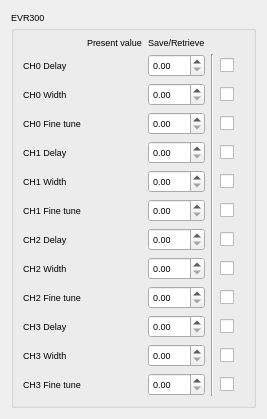
Above: ctli/widgets/ui/snapshot_evr.ui from srgblnch/LinacGUI before the change. Below: the same form after it.
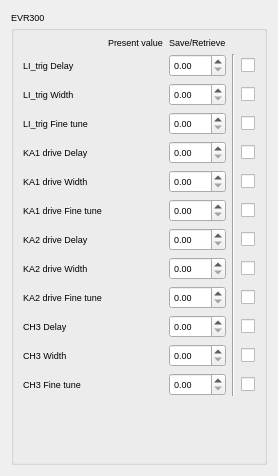
That is the form after the change. Custom widgets are drawn as their Qt base class.

Commit message: user request to change some evr labels

```diff
--- a/ctli/widgets/ui/snapshot_evr.ui
+++ b/ctli/widgets/ui/snapshot_evr.ui
@@ -6,8 +6,8 @@
    <rect>
     <x>0</x>
     <y>0</y>
-    <width>267</width>
-    <height>366</height>
+    <width>278</width>
+    <height>476</height>
    </rect>
   </property>
   <property name="font">
@@ -108,7 +108,7 @@
       <item row="1" column="0">
        <widget class="QLabel" name="Delay0Label">
         <property name="text">
-         <string>CH0 Delay</string>
+         <string>LI_trig Delay</string>
         </property>
        </widget>
       </item>
@@ -128,7 +128,7 @@
       <item row="2" column="0">
        <widget class="QLabel" name="Width0Label">
         <property name="text">
-         <string>CH0 Width</string>
+         <string>LI_trig Width</string>
         </property>
        </widget>
       </item>
@@ -145,7 +145,7 @@
       <item row="3" column="0">
        <widget class="QLabel" name="Fine0Label">
         <property name="text">
-         <string>CH0 Fine tune</string>
+         <string>LI_trig Fine tune</string>
         </property>
        </widget>
       </item>
@@ -162,7 +162,7 @@
       <item row="4" column="0">
        <widget class="QLabel" name="Delay1Label">
         <property name="text">
-         <string>CH1 Delay</string>
+         <string>KA1 drive Delay</string>
         </property>
        </widget>
       </item>
@@ -179,7 +179,7 @@
       <item row="5" column="0">
        <widget class="QLabel" name="Width1Label">
         <property name="text">
-         <string>CH1 Width</string>
+         <string>KA1 drive Width</string>
         </property>
        </widget>
       </item>
@@ -196,7 +196,7 @@
       <item row="6" column="0">
        <widget class="QLabel" name="Fine1Label">
         <property name="text">
-         <string>CH1 Fine tune</string>
+         <string>KA1 drive Fine tune</string>
         </property>
        </widget>
       </item>
@@ -213,7 +213,7 @@
       <item row="7" column="0">
        <widget class="QLabel" name="Delay2Label">
         <property name="text">
-         <string>CH2 Delay</string>
+         <string>KA2 drive Delay</string>
         </property>
        </widget>
       </item>
@@ -230,7 +230,7 @@
       <item row="8" column="0">
        <widget class="QLabel" name="Width2Label">
         <property name="text">
-         <string>CH2 Width</string>
+         <string>KA2 drive Width</string>
         </property>
        </widget>
       </item>
@@ -244,7 +244,7 @@
       <item row="9" column="0">
        <widget class="QLabel" name="Fine2Label">
         <property name="text">
-         <string>CH2 Fine tune</string>
+         <string>KA2 drive Fine tune</string>
         </property>
        </widget>
       </item>
@@ -311,17 +311,17 @@
    <header>taurus.qt.qtgui.container</header>
    <container>1</container>
   </customwidget>
-  <customwidget>
-   <class>TaurusGroupBox</class>
-   <extends>QGroupBox</extends>
-   <header>taurus.qt.qtgui.container</header>
-   <container>1</container>
-  </customwidget>
   <customwidget>
    <class>TaurusLabel</class>
    <extends>QLabel</extends>
    <header>taurus.qt.qtgui.display</header>
   </customwidget>
+  <customwidget>
+   <class>TaurusGroupBox</class>
+   <extends>QGroupBox</extends>
+   <header>taurus.qt.qtgui.container</header>
+   <container>1</container>
+  </customwidget>
  </customwidgets>
  <resources/>
  <connections/>
```
Left out of the diff: 2 changed lines with no effect on the pictures.
